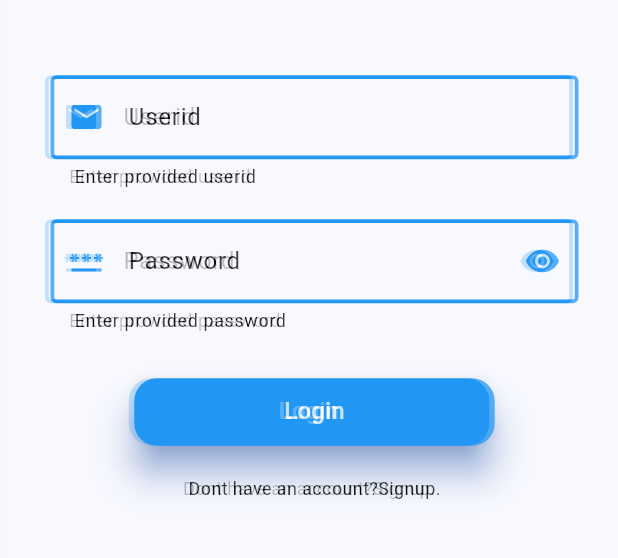
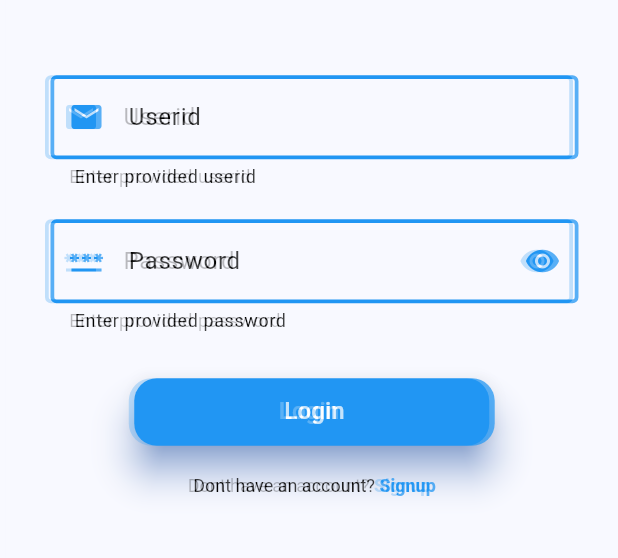
Before and after one commit to SaadTanveer14/two_factor_authentication, a Flutter app: the screen it shows after launch, on a phone screen of 412 x 824 dp, the part 429-987 px from its top. Run offline on Flutter 3.47's test engine with Material 3 defaults, Android fonts, the phone set to English and light mode, and no system bars; our stand-ins replace animate_do, connectivity_plus, flutter_expandable_fab, flutter_screenutil, flutter_secure_storage, fluttertoast and 7 more; missing offline and left inert: dropdown_model_list.

Commit message:
signup and login fixed

```diff
--- a/lib/Controllers/backup_code_controller.dart
+++ b/lib/Controllers/backup_code_controller.dart
@@ -31,8 +31,8 @@ class BackupCodeController with ChangeNotifier{
   Future<void> getBackupCodes(String userid, String token, String device_id) async{
     _isLoading = true;
     notifyListeners();
-
-    Service().getBackupCodes(device_id, userid, token).then((response) async {
+    String? userid1 = await Storage().getLoginId();
+    Service().getBackupCodes(device_id, userid1!, token).then((response) async {
       if(response is BackupCodeModel){
         _backupCodeModel = response;
         _requestStatus = true;
--- a/lib/Screens/LoginScreen.dart
+++ b/lib/Screens/LoginScreen.dart
@@ -188,11 +188,18 @@ class _LoginScreenState extends State<LoginScreen> {
                     },
                     child: Align(
                       alignment: Alignment.topCenter, // Align however you like (i.e .centerRight, centerLeft)
-                      child: Text('Dont have an account?Signup.',style: TextStyle(
-                        color: Colors.black,
-                        fontSize: 12,
+                      child: RichText(text:
+                      TextSpan(
+                        style: TextStyle(
+                          fontSize: 12.0,
+                          color: Colors.black,
+                        ),
+                        children: <TextSpan>[
+                          TextSpan(text: 'Dont have an account? '),
+                          TextSpan(text: 'Signup', style: TextStyle(fontWeight: FontWeight.bold, color: Colors.blue)),
+                        ],
 
-                      ),),
+                      ),)
                     ),
                   )
                 ],
```
Also changed, not shown: lib/Screens/Signup_screen.dart (+13 -4 lines).
